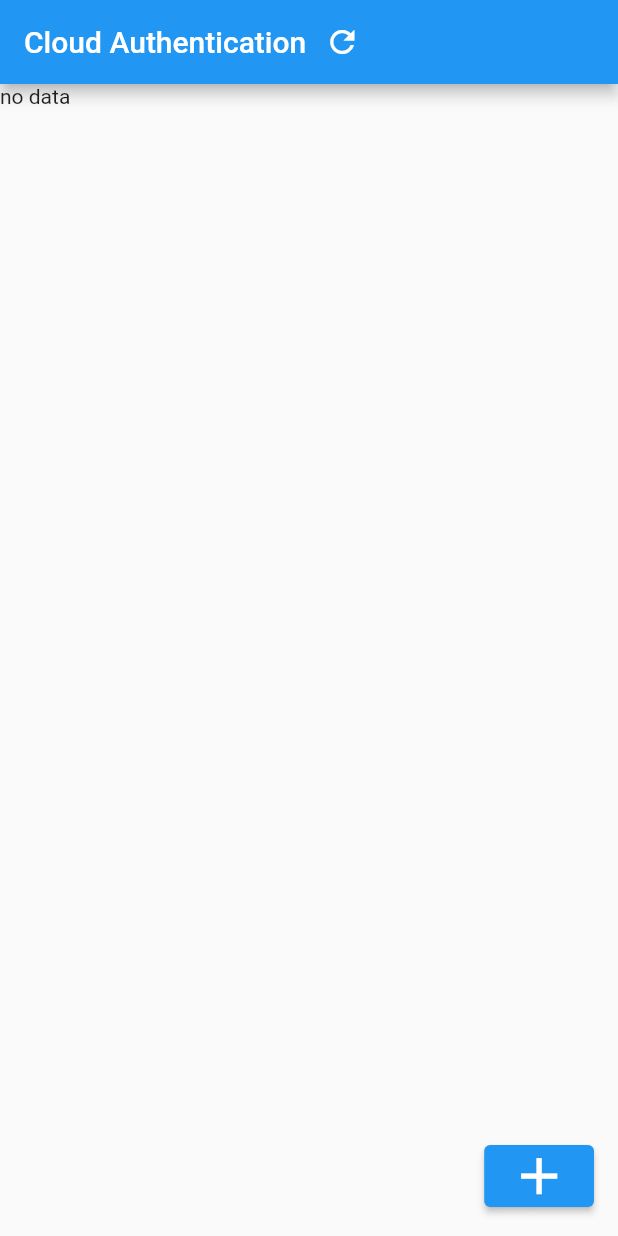
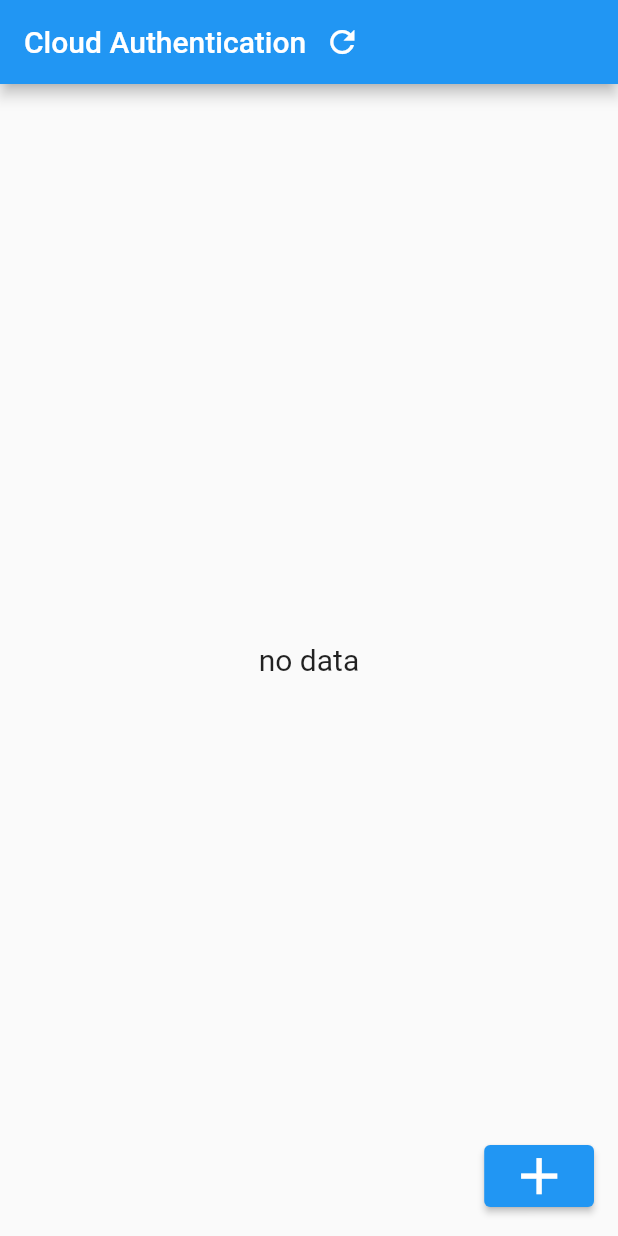
Before and after one commit to debojeetjha10/cloud_auth_otp_creator_app, a Flutter app: the screen it shows after launch, on a phone screen of 412 x 824 dp. Run offline on Flutter 3.47's test engine with Material 2 defaults, Android fonts, the phone set to English and light mode, and no system bars; missing offline and left inert: qr_code_scanner.

Commit message:
fix styles

```diff
--- a/lib/helpers/otp_generator.dart
+++ b/lib/helpers/otp_generator.dart
@@ -6,6 +6,7 @@ import 'package:crypto/crypto.dart';
 Future<String> otpGenerator(String key) async {
   key = key +
       ((DateTime.now().millisecondsSinceEpoch / 10000).floor()).toString();
+  print(key);
   String hashInHEX = sha256.convert(utf8.encode(key)).toString();
   print(hashInHEX);
   String otp = '';
--- a/lib/home.dart
+++ b/lib/home.dart
@@ -54,8 +54,18 @@ class MyHome extends StatelessWidget {
         body: FutureBuilder(
           future: getOTP(),
           builder: (context, snapshot) {
-            if (snapshot.hasData) return Text(snapshot.data.toString());
-            return const Text("no data");
+            if (snapshot.hasData) {
+              return Center(
+                  child: Text(
+                snapshot.data.toString(),
+                style: const TextStyle(fontSize: 20),
+              ));
+            }
+            return const Center(
+                child: Text(
+              "no data",
+              style:  TextStyle(fontSize: 20),
+            ));
           },
         ));
   }
```
